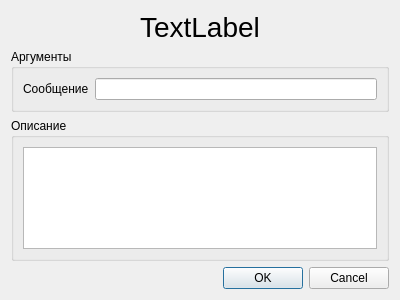
Old version of the form KAMEditor/gui/commands/stopdialog.ui in the repository Xtail96/SML.
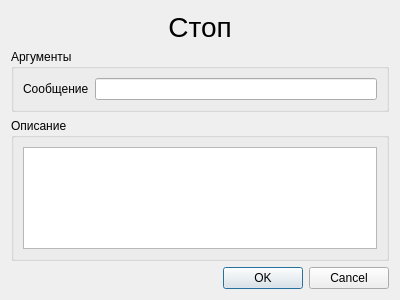
New version of the form.

Commit message: Добработаны заголовки окон и изменен заголовок команды стоп

```diff
--- a/KAMEditor/gui/commands/stopdialog.ui
+++ b/KAMEditor/gui/commands/stopdialog.ui
@@ -22,7 +22,7 @@
       </font>
      </property>
      <property name="text">
-      <string>TextLabel</string>
+      <string>Стоп</string>
      </property>
      <property name="alignment">
       <set>Qt::AlignCenter</set>
```
Left out of the diff: 2 changed lines with no effect on the pictures. The commit also changes 10 other files.
